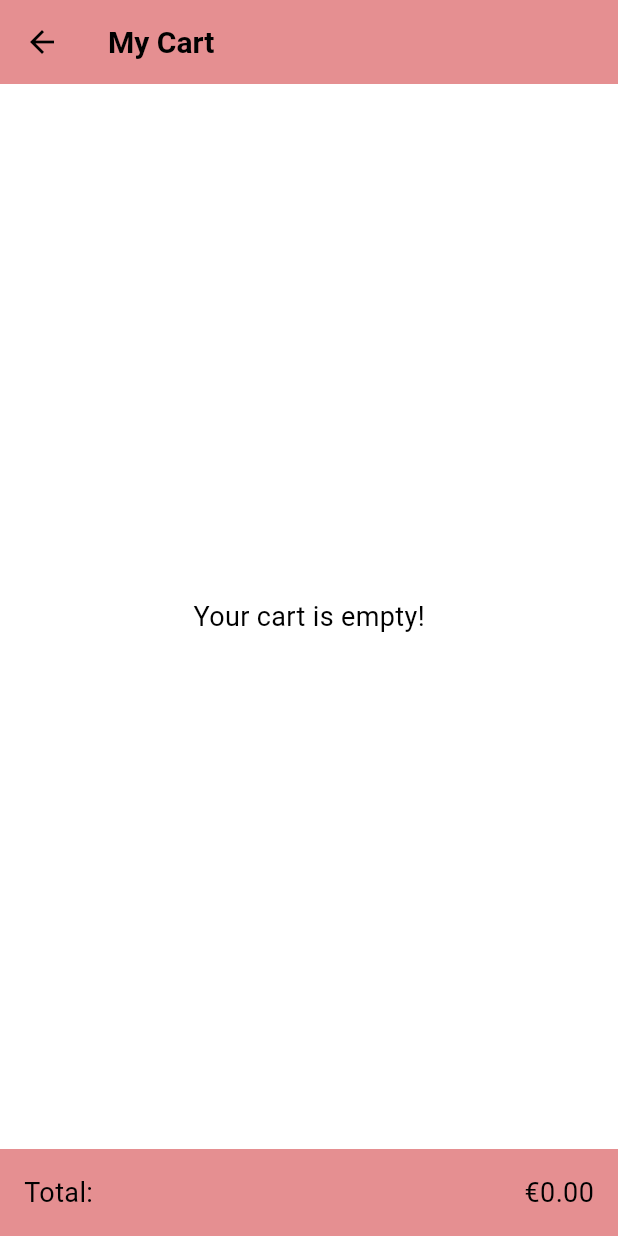
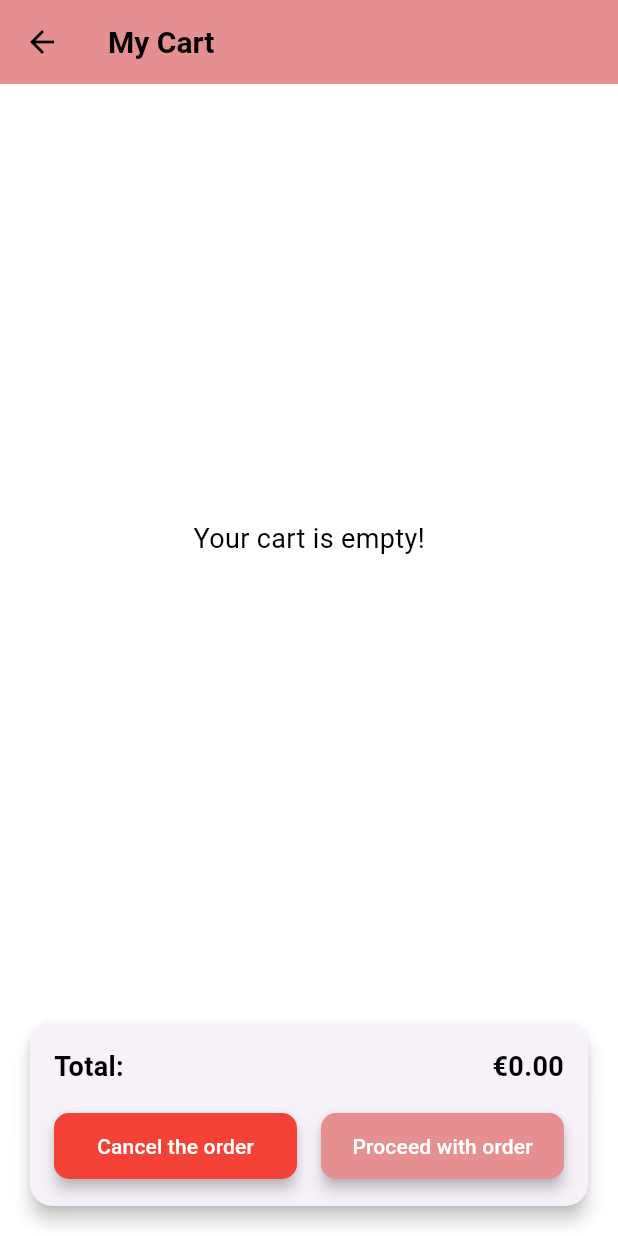
Before and after one commit to marcocastagna99/Marapp, a Flutter app: the CartView screen opened directly with empty values, on a phone screen of 412 x 824 dp. Run offline on Flutter 3.47's test engine with Material 3 defaults, Android fonts, the phone set to English and light mode, and no system bars; our stand-ins replace cloud_firestore, firebase_auth, firebase_core, firebase_messaging, flutter_local_notifications, flutter_signin_button and 4 more; accounts and stored records are empty.

Commit message:
Update cart UI with product images and layout adjustments
Added ImageView to cart item layout to display product images.
Adjusted spacing and alignment of cart elements for improved visual flow.

```diff
--- a/lib/views/cart.dart
+++ b/lib/views/cart.dart
@@ -3,15 +3,15 @@ import 'package:flutter/material.dart';
 import 'package:cloud_firestore/cloud_firestore.dart';
 
 class CartView extends StatefulWidget {
-  final String userId; // Aggiungi l'ID dell'utente per identificare il carrello
+  final String userId;
   final List<Map<String, dynamic>> cartItems;
-  final Function(String, int) updateCart; // Funzione di aggiornamento
+  final Function(String, int) updateCart;
 
   const CartView({
     super.key,
     required this.cartItems,
     required this.updateCart,
-    required this.userId, // Passiamo l'ID utente
+    required this.userId,
   });
 
   @override
@@ -21,7 +21,8 @@ class CartView extends StatefulWidget {
 class CartViewState extends State<CartView> {
   List<Map<String, dynamic>> cartItems = [];
 
-  // Funzione per leggere o creare un documento di carrello per un determinato userId
+  // Non è più necessario il metodo _getImageUrl
+
   Future<void> _getCartData() async {
     try {
       final user = FirebaseAuth.instance.currentUser;
@@ -40,22 +41,27 @@ class CartViewState extends State<CartView> {
           if (data['userId'] == user.uid) {
             if (data['cartItems'] is List) {
               List<Map<String, dynamic>> fetchedItems = List<Map<String, dynamic>>.from(data['cartItems']);
+
+              // Aggiungi il percorso dell'immagine da assets
+              for (var item in fetchedItems) {
+                final productRef = FirebaseFirestore.instance.collection('products').doc(item['productId']);
+                final productSnapshot = await productRef.get();
+                if (productSnapshot.exists) {
+                  final productData = productSnapshot.data();
+                  if (productData != null && productData['imageUrl'] != null) {
+                    // Usa il percorso dell'immagine direttamente da assets
+                    item['imageUrl'] = 'assets/${productData['imageUrl']}';
+                  }
+                }
+              }
+
               setState(() {
                 cartItems = fetchedItems;
               });
-              print("Carrello caricato con successo per l'utente: ${user.uid}");
-              print("Dati del carrello: $cartItems");
-            } else {
-              print("Errore: 'cartItems' non è una lista valida.");
+            }
+          }
         }
       } else {
-            print("Errore: userId nel documento non corrisponde all'utente autenticato.");
-          }
-        } else {
-          print("Errore: Il documento esiste ma i dati sono nulli.");
-        }
-      } else {
-        print("Documento del carrello non trovato. Creazione di un nuovo carrello per l'utente: ${user.uid}");
         await cartRef.set({
           'cartItems': [],
           'userId': user.uid,
@@ -63,7 +69,6 @@ class CartViewState extends State<CartView> {
         setState(() {
           cartItems = [];
         });
-        print("Nuovo carrello creato con successo.");
       }
     } catch (e) {
       print("Errore nel recupero dei dati del carrello: $e");
@@ -74,7 +79,6 @@ class CartViewState extends State<CartView> {
     try {
       final cartRef = FirebaseFirestore.instance.collection('cart').doc(widget.userId);
 
-      // Rimuovi gli articoli con quantità zero prima di salvare
       cartItems.removeWhere((item) => item['quantity'] <= 0);
 
       await cartRef.update({
@@ -85,6 +89,12 @@ class CartViewState extends State<CartView> {
     }
   }
 
+  void _clearCart() {
+    setState(() {
+      cartItems.clear();
+    });
+    _saveCartToFirestore();
+  }
 
   @override
   void initState() {
@@ -98,14 +108,14 @@ class CartViewState extends State<CartView> {
       0, (sum, item) => sum + (item['price'] * item['quantity']),
     );
 
-    Color bottomNavBarColor = Theme.of(context).primaryColor;
-    Color textColor = Theme.of(context).textTheme.bodyLarge?.color ?? Colors.white;
-
     return Scaffold(
       appBar: AppBar(
         title: const Text('My Cart'),
       ),
-      body: cartItems.isEmpty
+      body: Column(
+        children: [
+          Expanded(
+            child: cartItems.isEmpty
                 ? const Center(
               child: Text(
                 'Your cart is empty!',
@@ -118,6 +128,14 @@ class CartViewState extends State<CartView> {
                 final item = cartItems[index];
 
                 return ListTile(
+                  leading: item['imageUrl'] != null && item['imageUrl'].isNotEmpty
+                      ? Image.asset(
+                    item['imageUrl'],
+                    width: 50,
+                    height: 50,
+                    fit: BoxFit.cover,
+                  )
+                      : Icon(Icons.image, size: 50), // Fallback se URL immagine non esiste
                   title: Text(item['name'] ?? 'Nome prodotto non disponibile'),
                   subtitle: Row(
                     children: [
@@ -128,9 +146,9 @@ class CartViewState extends State<CartView> {
                           setState(() {
                             item['quantity']--;
                             if (item['quantity'] <= 0) {
-                        cartItems.removeAt(index); // Rimuovi l'elemento se la quantità è zero
+                              cartItems.removeAt(index);
                             }
-                      _saveCartToFirestore(); // Salva il carrello su Firestore
+                            _saveCartToFirestore();
                           });
                         },
                       ),
@@ -141,7 +159,7 @@ class CartViewState extends State<CartView> {
                           widget.updateCart(item['name'], 1);
                           setState(() {
                             item['quantity']++;
-                      _saveCartToFirestore(); // Salva il carrello su Firestore
+                            _saveCartToFirestore();
                           });
                         },
                       ),
@@ -151,23 +169,70 @@ class CartViewState extends State<CartView> {
                 );
               },
             ),
-      bottomNavigationBar: Container(
+          ),
+          Padding(
             padding: const EdgeInsets.all(16.0),
-        color: bottomNavBarColor,
-        child: Row(
+            child: Card(
+              elevation: 5, // Ombra
+              shape: RoundedRectangleBorder(
+                borderRadius: BorderRadius.circular(15), // Bordi arrotondati
+              ),
+              child: Padding(
+                padding: const EdgeInsets.all(16.0),
+                child: Column(
+                  crossAxisAlignment: CrossAxisAlignment.stretch,
+                  children: [
+                    Row(
                       mainAxisAlignment: MainAxisAlignment.spaceBetween,
                       children: [
-            Text(
+                        const Text(
                           'Total:',
-              style: TextStyle(fontSize: 18, color: textColor),
+                          style: TextStyle(fontSize: 18, fontWeight: FontWeight.bold),
                         ),
                         Text(
                           '€${totalPrice.toStringAsFixed(2)}',
-              style: TextStyle(fontSize: 18, color: textColor),
+                          style: const TextStyle(fontSize: 18, fontWeight: FontWeight.bold),
+                        ),
+                      ],
+                    ),
+                    const SizedBox(height: 16),
+                    Row(
+                      children: [
+                        Expanded(
+                          child: ElevatedButton(
+                            onPressed: _clearCart,
+                            style: ElevatedButton.styleFrom(
+                              backgroundColor: Colors.red, // Colore rosso per "Cancel"
+                              shape: RoundedRectangleBorder(
+                                borderRadius: BorderRadius.circular(10),
+                              ),
+                            ),
+                            child: const Text('Cancel the order'),
+                          ),
+                        ),
+                        const SizedBox(width: 16),
+                        Expanded(
+                          child: ElevatedButton(
+                            onPressed: () {
+                              // Implementazione futura
+                            },
+                            style: ElevatedButton.styleFrom(
+                              shape: RoundedRectangleBorder(
+                                borderRadius: BorderRadius.circular(10),
+                              ),
+                            ),
+                            child: const Text('Proceed with order'),
+                          ),
+                        ),
+                      ],
                     ),
                   ],
                 ),
               ),
+            ),
+          ),
+        ],
+      ),
     );
   }
 }
--- a/pubspec.yaml
+++ b/pubspec.yaml
@@ -21,6 +21,7 @@ dependencies:
   cupertino_icons: ^1.0.8
   shared_preferences: ^2.3.3
   flutter_native_splash: ^2.2.14
+  firebase_storage: ^11.0.3
 
 dev_dependencies:
   flutter_test:
```
Also changed, not shown: 1 other file. Lines whose indentation alone changed are shown as unchanged.
